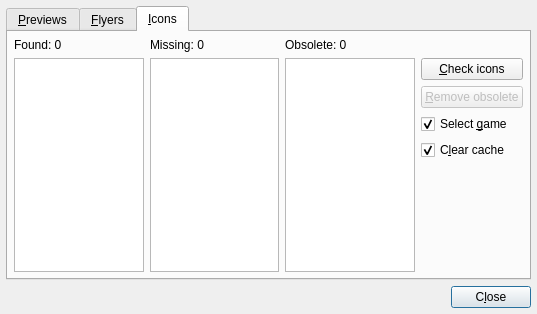
First picture: the form in imgcheck.ui, repository qmc2/qmc2-mame-fe, before the edit.
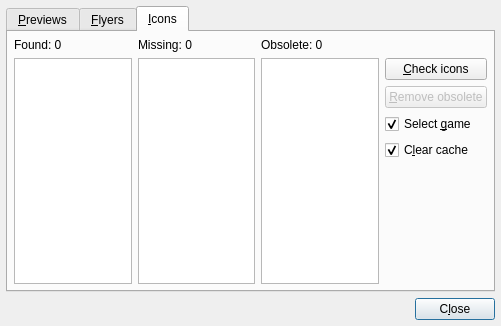
Second picture: the form after the edit. The open tabs and pages were chosen to show the change. Icons and pictures are not drawn.

The edit to the form file:
```diff
--- a/imgcheck.ui
+++ b/imgcheck.ui
@@ -7,8 +7,8 @@
    <rect>
     <x>0</x>
     <y>0</y>
-    <width>537</width>
-    <height>314</height>
+    <width>501</width>
+    <height>326</height>
    </rect>
   </property>
   <property name="windowTitle">
@@ -238,69 +238,9 @@
       <attribute name="title">
        <string>&amp;Icons</string>
       </attribute>
-      <layout class="QGridLayout">
-       <item row="5" column="3">
-        <spacer>
-         <property name="orientation">
-          <enum>Qt::Vertical</enum>
-         </property>
-         <property name="sizeHint" stdset="0">
-          <size>
-           <width>20</width>
-           <height>51</height>
-          </size>
-         </property>
-        </spacer>
-       </item>
-       <item row="3" column="3">
-        <widget class="QCheckBox" name="checkBoxIconsSelectGame">
-         <property name="toolTip">
-          <string>Select game in game list if selected in check lists?</string>
-         </property>
-         <property name="text">
-          <string>Select &amp;game</string>
-         </property>
-         <property name="checked">
-          <bool>true</bool>
-         </property>
-        </widget>
-       </item>
-       <item row="4" column="3">
-        <widget class="QCheckBox" name="checkBoxIconsClearCache">
-         <property name="toolTip">
-          <string>Clear cache before checking icons?</string>
-         </property>
-         <property name="text">
-          <string>C&amp;lear cache</string>
-         </property>
-         <property name="checked">
-          <bool>true</bool>
-         </property>
-        </widget>
-       </item>
-       <item row="1" column="0" rowspan="5">
-        <widget class="QListWidget" name="listWidgetIconsFound"/>
-       </item>
-       <item row="2" column="3">
-        <widget class="QPushButton" name="pushButtonIconsRemoveObsolete">
-         <property name="enabled">
-          <bool>false</bool>
-         </property>
-         <property name="toolTip">
-          <string>Remove obsolete icon images</string>
-         </property>
-         <property name="text">
-          <string>&amp;Remove obsolete</string>
-         </property>
-        </widget>
-       </item>
-       <item row="0" column="1">
-        <widget class="QLabel" name="labelIconsMissing">
-         <property name="text">
-          <string>Missing: 0</string>
-         </property>
-        </widget>
-       </item>
+      <layout class="QGridLayout" name="gridLayout_6">
+       <item row="0" column="0">
+        <layout class="QGridLayout" name="gridLayout_5">
        <item row="0" column="0">
         <widget class="QLabel" name="labelIconsFound">
          <property name="text">
@@ -308,6 +248,26 @@
          </property>
         </widget>
        </item>
+         <item row="0" column="1">
+          <widget class="QLabel" name="labelIconsMissing">
+           <property name="text">
+            <string>Missing: 0</string>
+           </property>
+          </widget>
+         </item>
+         <item row="0" column="2" colspan="2">
+          <widget class="QLabel" name="labelIconsObsolete">
+           <property name="text">
+            <string>Obsolete: 0</string>
+           </property>
+          </widget>
+         </item>
+         <item row="1" column="0" rowspan="5">
+          <widget class="QListWidget" name="listWidgetIconsFound"/>
+         </item>
+         <item row="1" column="1" rowspan="5">
+          <widget class="QListWidget" name="listWidgetIconsMissing"/>
+         </item>
        <item row="1" column="2" rowspan="5">
         <widget class="QListWidget" name="listWidgetIconsObsolete"/>
        </item>
@@ -321,15 +281,59 @@
          </property>
         </widget>
        </item>
-       <item row="0" column="2">
-        <widget class="QLabel" name="labelIconsObsolete">
+         <item row="2" column="3">
+          <widget class="QPushButton" name="pushButtonIconsRemoveObsolete">
+           <property name="enabled">
+            <bool>false</bool>
+           </property>
+           <property name="toolTip">
+            <string>Remove obsolete icon images</string>
+           </property>
          <property name="text">
-          <string>Obsolete: 0</string>
+            <string>&amp;Remove obsolete</string>
          </property>
         </widget>
        </item>
-       <item row="1" column="1" rowspan="5">
-        <widget class="QListWidget" name="listWidgetIconsMissing"/>
+         <item row="3" column="3">
+          <widget class="QCheckBox" name="checkBoxIconsSelectGame">
+           <property name="toolTip">
+            <string>Select game in game list if selected in check lists?</string>
+           </property>
+           <property name="text">
+            <string>Select &amp;game</string>
+           </property>
+           <property name="checked">
+            <bool>true</bool>
+           </property>
+          </widget>
+         </item>
+         <item row="4" column="3">
+          <widget class="QCheckBox" name="checkBoxIconsClearCache">
+           <property name="toolTip">
+            <string>Clear cache before checking icons?</string>
+           </property>
+           <property name="text">
+            <string>C&amp;lear cache</string>
+           </property>
+           <property name="checked">
+            <bool>true</bool>
+           </property>
+          </widget>
+         </item>
+         <item row="5" column="3">
+          <spacer>
+           <property name="orientation">
+            <enum>Qt::Vertical</enum>
+           </property>
+           <property name="sizeHint" stdset="0">
+            <size>
+             <width>20</width>
+             <height>51</height>
+            </size>
+           </property>
+          </spacer>
+         </item>
+        </layout>
        </item>
       </layout>
      </widget>
```
Left out of the diff: 256 changed lines with no effect on the pictures. Lines whose indentation alone changed are shown as unchanged.
